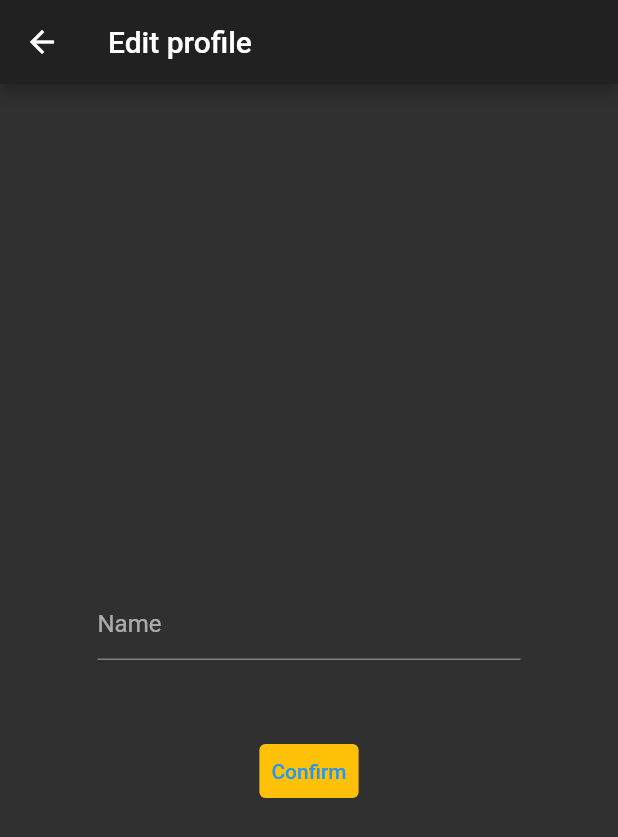
After one commit to ClickFlick/Lab5IOT, a Flutter app: the MyHomePage screen opened directly, item 2 of the bottom bar chosen, after a tap on "Edit Profile", on a phone screen of 412 x 824 dp. The commit adds this screen. Shown: the top 837 px of the screen. Run offline on Flutter 3.47's test engine with Material 2 defaults, Android fonts, the phone set to English and light mode, and no system bars; our stand-ins replace cloud_firestore, firebase_auth, firebase_core, flutter_signin_button, google_sign_in; accounts and stored records are empty; network calls fail.

Commit message:
EditProfile Database Connection

```diff
--- /dev/null
+++ b/lib/editProfile.dart
@@ -0,0 +1,73 @@
+import 'package:flutter/material.dart';
+import 'package:iot_lab5/product.dart';
+import 'package:flutter/material.dart';
+import 'package:firebase_auth/firebase_auth.dart';
+import 'package:flutter_signin_button/flutter_signin_button.dart';
+import 'package:firebase_auth/firebase_auth.dart';
+import 'package:iot_lab5/shoppingList.dart';
+import 'package:iot_lab5/user.dart';
+
+final FirebaseAuth _auth = FirebaseAuth.instance;
+
+class EditProfile extends StatefulWidget {
+  @override
+  _EditProfileState createState() => _EditProfileState();
+}
+
+void _pushPage(BuildContext context, Widget page) {
+  Navigator.of(context) /*!*/ .push(
+    MaterialPageRoute<void>(builder: (_) => page),
+  );
+}
+
+class _EditProfileState extends State<EditProfile> {
+  int checker = 0;
+  int _selectedIndex = 0;
+  final TextEditingController textFieldController = TextEditingController();
+  final TextEditingController textFieldController2 = TextEditingController();
+  final TextEditingController textFieldController3 = TextEditingController();
+
+  @override
+  Widget build(BuildContext context) {
+    return Scaffold(
+      appBar: AppBar(
+        title: Text("Edit profile"),
+      ),
+      body: Center(
+        child: Padding(
+          padding: const EdgeInsets.all(15.0),
+          child: Column(
+            mainAxisAlignment: MainAxisAlignment.center,
+            children: <Widget>[
+              Padding(
+                padding: const EdgeInsets.all(50.0),
+                child: TextField(
+                  controller: textFieldController,
+                  decoration: InputDecoration(hintText: "Name"),
+                ),
+              ),
+              TextButton(
+                style: ButtonStyle(
+                    backgroundColor: MaterialStateProperty.all(
+                  Colors.amber,
+                )),
+                onPressed: () async {
+                  setState(() {
+                    var user = FirebaseAuth.instance.currentUser;
+                    user.updateProfile(displayName: textFieldController.text);
+                    UserModel.updateCurrentUser(UserModel(
+                        email: user.email,
+                        id: user.uid,
+                        name: textFieldController.text));
+                  });
+                  _pushPage(context, MyApp());
+                },
+                child: Text("Confirm"),
+              ),
+            ],
+          ),
+        ),
+      ),
+    );
+  }
+}
--- a/lib/product.dart
+++ b/lib/product.dart
@@ -1,3 +1,4 @@
+import 'package:cloud_firestore/cloud_firestore.dart';
 import 'package:flutter/cupertino.dart';
 import 'package:flutter/material.dart';
 
@@ -8,6 +9,32 @@ class Product {
 
   const Product(
       {@required this.name, @required this.quantity, @required this.price});
+
+  factory Product.fromJson(Map<String, dynamic> parsedJson){
+    return new Product(
+      name: parsedJson['name'] ?? '',
+      quantity: parsedJson['quantity'] ?? '',
+      price: parsedJson['price'] ?? '',
+    );
+  }
+
+  Map<String, dynamic> toJson(){
+    return {
+      'name': this.name,
+      'quantity': this.quantity,
+      'price' : this.price
+    };
+  }
+
+  static Future<Product> saveProduct(Product product) async{
+    return await FirebaseFirestore.instance.collection('products').doc(product.name).set(product.toJson()).then((value){ return  product;});
+  }
+
+  static Future<Product> saveProductFav(Product product) async{
+    return await FirebaseFirestore.instance.collection('productsFav').doc(product.name).set(product.toJson()).then((value){ return  product;});
+  }
+
+
 }
 
 typedef void CartChangedCallback(Product product);
--- a/lib/shoppingList.dart
+++ b/lib/shoppingList.dart
@@ -1,11 +1,11 @@
 import 'package:flutter/material.dart';
+import 'package:iot_lab5/editProfile.dart';
 import 'package:iot_lab5/product.dart';
 import 'package:flutter/material.dart';
 import 'package:firebase_auth/firebase_auth.dart';
 import 'package:flutter_signin_button/flutter_signin_button.dart';
 import 'package:firebase_auth/firebase_auth.dart';
-
-
+import 'package:iot_lab5/user.dart';
 
 final FirebaseAuth _auth = FirebaseAuth.instance;
 
@@ -47,15 +47,14 @@ class _MyHomePageState extends State<MyHomePage> {
   List<Product> favs = [];
   final User user = _auth.currentUser;
 
-
-
   @override
   Widget build(BuildContext context) {
     favs = favs.toSet().toList();
     final String email = user.email;
     final String UID = user.uid;
+    final String name = user.displayName;
     const TextStyle optionStyle =
-    TextStyle(fontSize: 30, fontWeight: FontWeight.bold);
+        TextStyle(fontSize: 30, fontWeight: FontWeight.bold);
     List<Widget> _widgetOptions = <Widget>[
       Column(
         mainAxisAlignment: MainAxisAlignment.center,
@@ -70,15 +69,15 @@ class _MyHomePageState extends State<MyHomePage> {
               Text(
                 "Products you have to buy",
                 style: TextStyle(
-                    fontSize: 25, fontWeight: FontWeight.bold, color: Colors.amber),
+                    fontSize: 25,
+                    fontWeight: FontWeight.bold,
+                    color: Colors.amber),
               ),
             ],
-
           ),
-
           Expanded(
             child: ListView.builder(
-              itemCount:shoppingList.length,
+              itemCount: shoppingList.length,
               itemBuilder: (context, index) {
                 checker = shoppingList.length;
                 return Dismissible(
@@ -137,6 +136,28 @@ class _MyHomePageState extends State<MyHomePage> {
               },
             ),
           ),
+          TextButton(
+            onPressed: () {
+              setState(() {
+                for(var i = 0; i < shoppingList.length; i++){
+                  Product.saveProduct(Product(
+                    price: shoppingList[i].price,
+                    quantity: shoppingList[i].quantity,
+                    name: shoppingList[i].name
+                  ));
+                }
+
+              });
+            },
+            child: Text("Save!"),
+          ),
+          TextButton(
+            onPressed: () {
+              Navigator.of(context).pushReplacement(
+                  MaterialPageRoute(builder: (context) => EditProfile()));
+            },
+            child: Text("Edit Profile"),
+          ),
           Text(
             email,
           ),
@@ -158,11 +179,12 @@ class _MyHomePageState extends State<MyHomePage> {
               Text(
                 "Your favourite products",
                 style: TextStyle(
-                    fontSize: 25, fontWeight: FontWeight.bold, color: Colors.amber),
+                    fontSize: 25,
+                    fontWeight: FontWeight.bold,
+                    color: Colors.amber),
               ),
             ],
           ),
-
           Expanded(
             child: ListView.builder(
               itemCount: favs.length,
@@ -180,6 +202,28 @@ class _MyHomePageState extends State<MyHomePage> {
               },
             ),
           ),
+          TextButton(
+            onPressed: () {
+              setState(() {
+                for(var i = 0; i < favs.length; i++){
+                  Product.saveProductFav(Product(
+                      price: favs[i].price,
+                      quantity: favs[i].quantity,
+                      name: favs[i].name
+                  ));
+                }
+
+              });
+            },
+            child: Text("Save!"),
+          ),
+          TextButton(
+            onPressed: () {
+              Navigator.of(context).pushReplacement(
+                  MaterialPageRoute(builder: (context) => EditProfile()));
+            },
+            child: Text("Edit Profile"),
+          ),
           Text(
             email,
           ),
@@ -188,27 +232,22 @@ class _MyHomePageState extends State<MyHomePage> {
           )
         ],
       ),
-
-
     ];
     void _onItemTapped(int index) {
       setState(() {
-
         _selectedIndex = index;
-
       });
     }
+
     return Scaffold(
       appBar: AppBar(
         title: Text(widget.title),
       ),
       body: Center(
-          child: Padding(
-              padding: const EdgeInsets.all(15.0),
-              child: _widgetOptions.elementAt(_selectedIndex)
-
-          ),),
-
+        child: Padding(
+            padding: const EdgeInsets.all(15.0),
+            child: _widgetOptions.elementAt(_selectedIndex)),
+      ),
       floatingActionButton: FloatingActionButton(
         onPressed: () => displayDialog(context),
         tooltip: 'Increment',
--- /dev/null
+++ b/lib/user.dart
@@ -0,0 +1,42 @@
+import 'package:cloud_firestore/cloud_firestore.dart';
+import 'package:firebase_core/firebase_core.dart';
+
+
+class UserModel{
+  String name;
+  String email;
+  String id;
+
+  UserModel({this.name,this.email,this.id});
+
+  factory UserModel.fromJson(Map<String,dynamic> parsedJson){
+    return new UserModel(
+        name: parsedJson['name'] ?? '',
+        email: parsedJson['email'] ?? '',
+        id: parsedJson['id'] ?? '',
+    );
+  }
+
+  Map<String,dynamic> toJson(){
+    return {
+      'name' : this.name,
+      'email' : this.email,
+      'id' : this.id
+    };
+  }
+
+  static Future<UserModel> getCurrentUser(String uid) async {
+    DocumentSnapshot userDocument = await FirebaseFirestore.instance.collection('users').doc(uid).get();
+
+    if(userDocument != null && userDocument.exists){
+      return UserModel.fromJson(userDocument.data());
+    }else{
+      return null;
+    }
+  }
+
+  static Future<UserModel> updateCurrentUser(UserModel user) async {
+    return await FirebaseFirestore.instance.collection('users').doc(user.id).set(user.toJson()).then((value) { return user; });
+  }
+
+}
--- a/pubspec.yaml
+++ b/pubspec.yaml
@@ -32,6 +32,8 @@ dependencies:
   firebase_core: ^1.0.3
   flutter_signin_button: ^2.0.0
   google_sign_in: ^5.0.2
+  cloud_firestore: ^1.0.6
+  firebase_auth_web: ^1.1.0
 
 dev_dependencies:
   flutter_test:
```
Also changed, not shown: lib/register_page.dart (+19 -4 lines), lib/signin_page.dart (+7 -5 lines), pubspec.lock, 2 other files.
